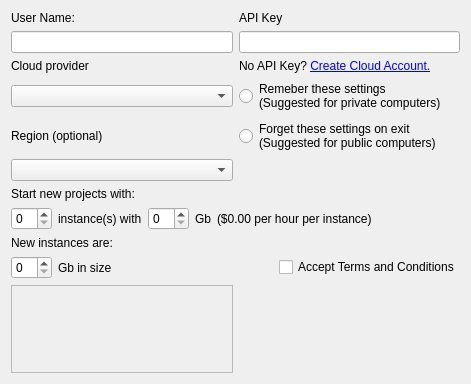
Before: the Qt Designer form gns3/ui/cloud_preferences_page.ui in GNS3/gns3-gui, drawn with Qt 5.
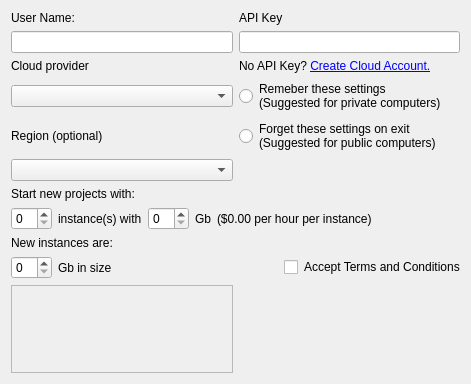
After: the same form once the commit is applied.

Commit message: terms and conditions link

```diff
--- a/gns3/ui/cloud_preferences_page.ui
+++ b/gns3/ui/cloud_preferences_page.ui
@@ -188,8 +188,18 @@
      <item>
       <widget class="QCheckBox" name="uiTermsCheckBox">
        <property name="text">
+        <string/>
+       </property>
+      </widget>
+     </item>
+     <item>
+      <widget class="QLabel" name="uiTermsLabel">
+       <property name="text">
         <string>Accept Terms and Conditions</string>
        </property>
+       <property name="textFormat">
+        <enum>Qt::RichText</enum>
+       </property>
       </widget>
      </item>
     </layout>
```
The commit also changes 2 other files.
